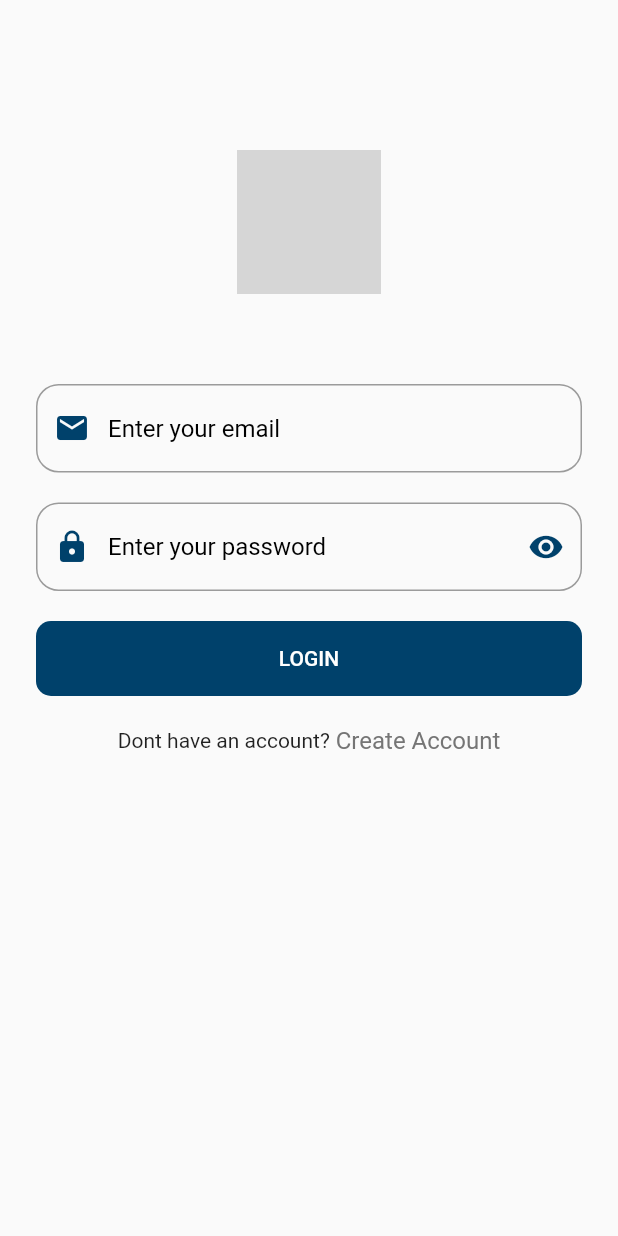
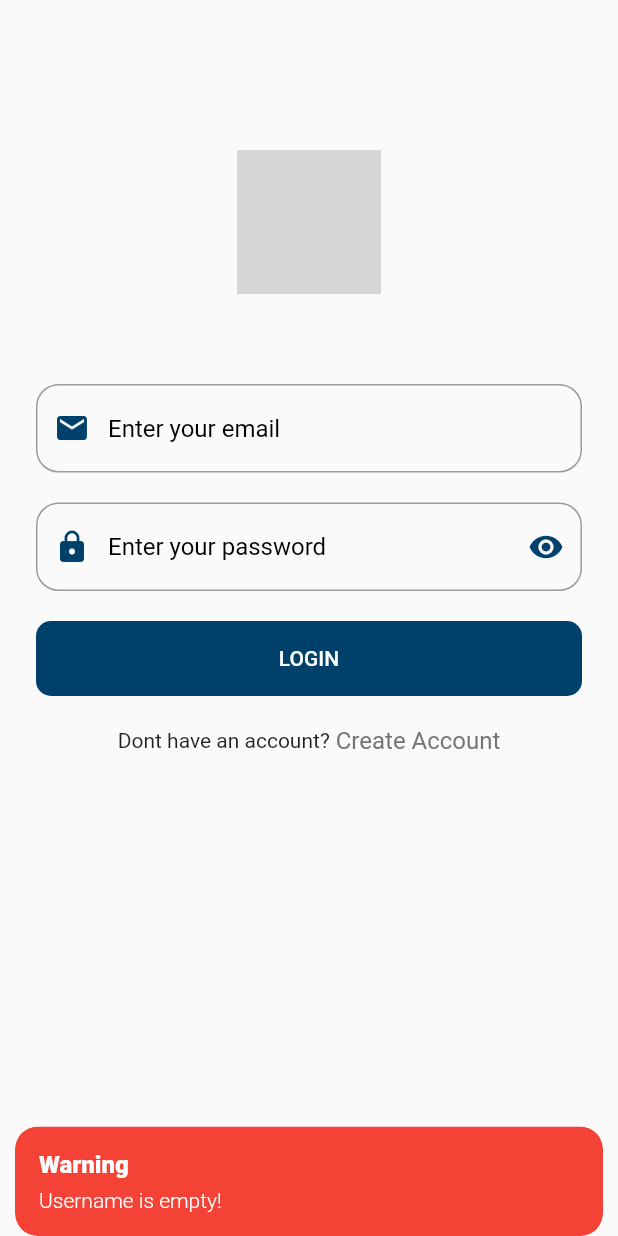
Before and after one commit to hunter7149/remark_attendance, a Flutter app: the screen it shows after launch, after a tap on "LOGIN", on a phone screen of 412 x 824 dp. Run offline on Flutter 3.47's test engine with Material 2 defaults, Android fonts, the phone set to English and light mode, and no system bars; drawn by our look-alikes of zoom_tap_animation; our stand-ins replace date_time_picker, dio, expandable, firebase_core, firebase_messaging, flutter_local_notifications and 6 more; missing offline and left inert: platform_device_id; accounts and stored records are empty; grey boxes are pictures that could not be loaded.

```diff
--- a/lib/app/api/provider/provider.dart
+++ b/lib/app/api/provider/provider.dart
@@ -18,9 +18,9 @@ abstract class Providers implements CallBack {
     finalMap['device_id'] = Pref.readData(key: Pref.DEVICE_IDENTITY).toString();
     finalMap['current_os'] = Platform.isAndroid ? 'android' : 'ios';
 
-    if (Pref.readData(key: Pref.LOGIN_INFORMATION) != null)
-      finalMap['user_id'] =
-          Pref.readData(key: Pref.LOGIN_INFORMATION)['user_id'].toString();
+    // if (Pref.readData(key: Pref.LOGIN_INFORMATION) != null)
+    //   finalMap['user_id'] =
+    //       Pref.readData(key: Pref.LOGIN_INFORMATION)['user_id'].toString();
 
     /// ---- @end
     return await ApiService().request(endPoint, method, map);
@@ -42,8 +42,8 @@ abstract class Providers implements CallBack {
     //       Pref.readData(key: Pref.LOGIN_DATA)['user_id'].toString();
 
     ///-- @end
-    return await ApiService(
-            token: Pref.readData(key: Pref.LOGIN_INFORMATION)['token'])
+
+    return await ApiService(token: Pref.readData(key: Pref.LOGIN_INFORMATION))
         .request(endPoint, method, finalMap);
   }
 }
--- a/lib/app/api/repository/repository.dart
+++ b/lib/app/api/repository/repository.dart
@@ -17,6 +17,6 @@ class Repository extends Providers {
 
 //-------------------------Notification related api-------------------------------//
   Future<dynamic> getAllNotification() async =>
-      await tokenBaseApi(endPoint: "", method: Method.GET, map: {})
+      await tokenBaseApi(endPoint: AppUrl.loginApi, method: Method.GET, map: {})
           .then((value) => value);
 }
--- a/lib/app/modules/loginscreen/controllers/loginscreen_controller.dart
+++ b/lib/app/modules/loginscreen/controllers/loginscreen_controller.dart
@@ -1,35 +1,59 @@
+import 'package:attendance/app/api/service/prefrences.dart';
 import 'package:attendance/app/routes/app_pages.dart';
+import 'package:flutter/material.dart';
 import 'package:flutter/widgets.dart';
 import 'package:get/get.dart';
 
 import '../../../api/repository/repository.dart';
 
 class LoginscreenController extends GetxController {
-  TextEditingController email = TextEditingController();
-  TextEditingController password = TextEditingController();
   RxBool obsecure = false.obs;
+
   obsecureUpdater() {
     obsecure.value = !obsecure.value;
   }
 
+  TextEditingController email = TextEditingController();
+  TextEditingController password = TextEditingController();
+
   dynamic data;
-  requestTestData() async {
-    await Repository().requestLogin(
-        map: {"username": "M322", "password": "12345"}).then((value) {
-      data = value;
+  requestLogin() async {
+    if (email.text.isEmpty) {
+      Get.snackbar("Warning", "Username is empty!",
+          colorText: Colors.white,
+          backgroundColor: Colors.red,
+          snackPosition: SnackPosition.BOTTOM);
+    } else if (password.text.isEmpty) {
+      Get.snackbar("Warning", "Password is empty!",
+          colorText: Colors.white,
+          backgroundColor: Colors.red,
+          snackPosition: SnackPosition.BOTTOM);
+    } else {
+      //m332-12345
+      await Repository().requestLogin(map: {
+        "username": email.text,
+        "password": password.text
+      }).then((value) async {
         print(value);
-      if (data["result"] == 1) {
+        if (value["result"] == "success") {
+          Pref.writeData(
+              key: Pref.LOGIN_INFORMATION, value: value['accessToken']);
           Get.offNamed(Routes.HOME);
         } else {
+          Get.snackbar("Failed", "Check username and password",
+              colorText: Colors.white,
+              backgroundColor: Colors.red,
+              snackPosition: SnackPosition.BOTTOM);
           Get.offNamed(Routes.HOME);
         }
       });
+    }
   }
 
   @override
   void onInit() {
     super.onInit();
-    requestTestData();
+    // requestLogin();
   }
 
   @override
--- a/lib/app/modules/loginscreen/views/loginscreen_view.dart
+++ b/lib/app/modules/loginscreen/views/loginscreen_view.dart
@@ -48,7 +48,7 @@ class LoginscreenView extends GetView<LoginscreenController> {
                   COMMONWIDGET.button(
                       title: "LOGIN",
                       funtion: () {
-                        controller.requestTestData();
+                        controller.requestLogin();
                         // Get.toNamed(Routes.HOME);
                       },
                       height: 50),
--- a/lib/app/modules/splashscreen/controllers/splashscreen_controller.dart
+++ b/lib/app/modules/splashscreen/controllers/splashscreen_controller.dart
@@ -1,9 +1,24 @@
+import 'dart:io';
+import 'package:flutter/foundation.dart';
+import 'package:flutter/services.dart';
 import 'package:get/get.dart';
+import 'package:platform_device_id/platform_device_id.dart';
+
+import '../../../api/service/prefrences.dart';
 
 class SplashscreenController extends GetxController {
-  //TODO: Implement SplashscreenController
+  RxString device_id = 'Unknown'.obs;
+  Future<void> saveDeviceInfo() async {
+    String? deviceId = await PlatformDeviceId.getDeviceId;
+    device_id.value = deviceId ?? "n/a";
+    update();
 
-  final count = 0.obs;
+    Pref.writeData(key: Pref.DEVICE_IDENTITY, value: device_id.value);
+
+    print(
+        "Device id-------------------------------------${Pref.readData(key: Pref.DEVICE_IDENTITY)}");
+  }
+
   @override
   void onInit() {
     super.onInit();
@@ -18,6 +33,4 @@ class SplashscreenController extends GetxController {
   void onClose() {
     super.onClose();
   }
-
-  void increment() => count.value++;
 }
--- a/lib/app/modules/splashscreen/views/splashscreen_view.dart
+++ b/lib/app/modules/splashscreen/views/splashscreen_view.dart
@@ -11,6 +11,7 @@ class SplashscreenView extends GetView<SplashscreenController> {
   const SplashscreenView({Key? key}) : super(key: key);
   @override
   Widget build(BuildContext context) {
+    controller.saveDeviceInfo();
     Timer(Duration(seconds: 2), () {
       Get.offNamed(Routes.LOGINSCREEN);
     });
--- a/lib/main.dart
+++ b/lib/main.dart
@@ -4,13 +4,14 @@ import 'package:flutter/material.dart';
 import 'package:flutter_local_notifications/flutter_local_notifications.dart';
 
 import 'package:get/get.dart';
+import 'package:get_storage/get_storage.dart';
 
 import 'app/firebase/pushnotificationservice.dart';
 import 'app/routes/app_pages.dart';
 
 Future<void> main() async {
   WidgetsFlutterBinding.ensureInitialized();
-
+  GetStorage.init();
   await FirebaseService.initialize();
   runApp(
     GetMaterialApp(
--- a/pubspec.yaml
+++ b/pubspec.yaml
@@ -14,6 +14,7 @@ dependencies:
   font_awesome_flutter: ^10.3.0
   # intl: ^0.18.0
   date_time_picker: ^2.1.0
+  platform_device_id: ^1.0.1
   esc_pos_bluetooth: ^0.4.1
   expandable: ^5.0.1
   firebase_core: ^2.7.0
```
Also changed, not shown: lib/app/modules/home/views/home_view.dart (+24 -13 lines), lib/app/modules/profileviewscreen/views/profileviewscreen_view.dart (+76 -20 lines), assets/images/empty.jpg (added), assets/images/empty.png (added), pubspec.lock, 5 other files. Lines whose indentation alone changed are shown as unchanged.
